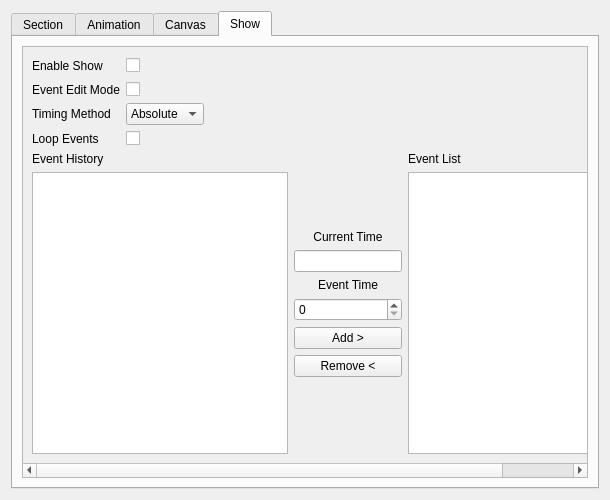
Qt form src/widget/maestrocontrol.ui (8bitbuddhist/PixelMaestro-Studio) before a commit.
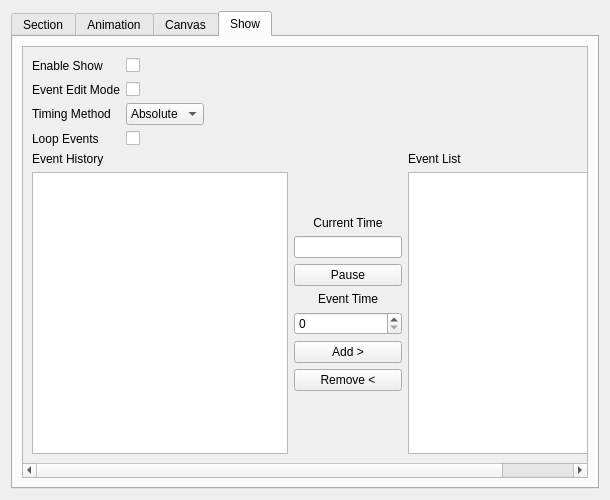
The same form after that commit.

Commit message: Updated PixelMaestro repository link. MaestroControl - Added ability to pause the Maestro. MaestroController - Moved timers from MaestroDrawingArea to MaestroControl.

Patch:
```diff
--- a/src/widget/maestrocontrol.ui
+++ b/src/widget/maestrocontrol.ui
@@ -922,7 +922,7 @@
             <x>0</x>
             <y>0</y>
             <width>675</width>
-            <height>414</height>
+            <height>445</height>
            </rect>
           </property>
           <property name="sizePolicy">
@@ -1163,6 +1163,13 @@
                  </property>
                 </widget>
                </item>
+               <item>
+                <widget class="QPushButton" name="showPauseButton">
+                 <property name="text">
+                  <string>Pause</string>
+                 </property>
+                </widget>
+               </item>
                <item>
                 <widget class="QLabel" name="eventTimeLabel">
                  <property name="sizePolicy">
```
The commit also changes 9 other files.
